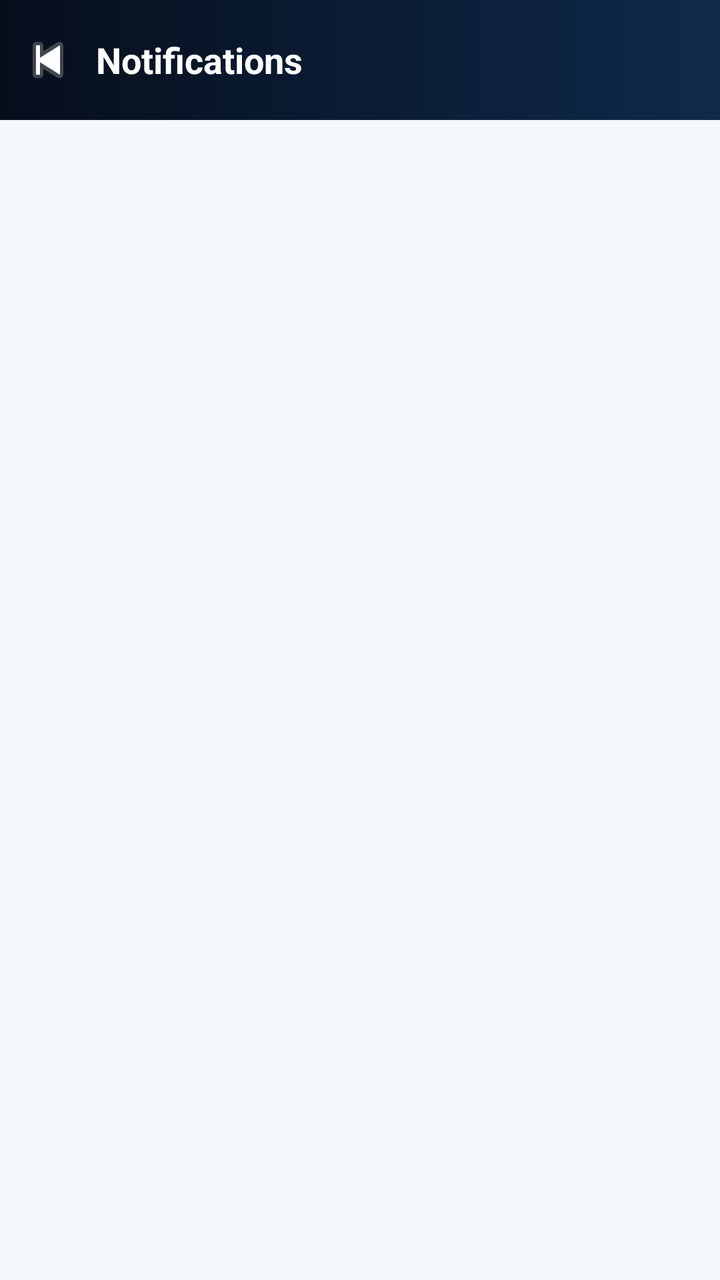
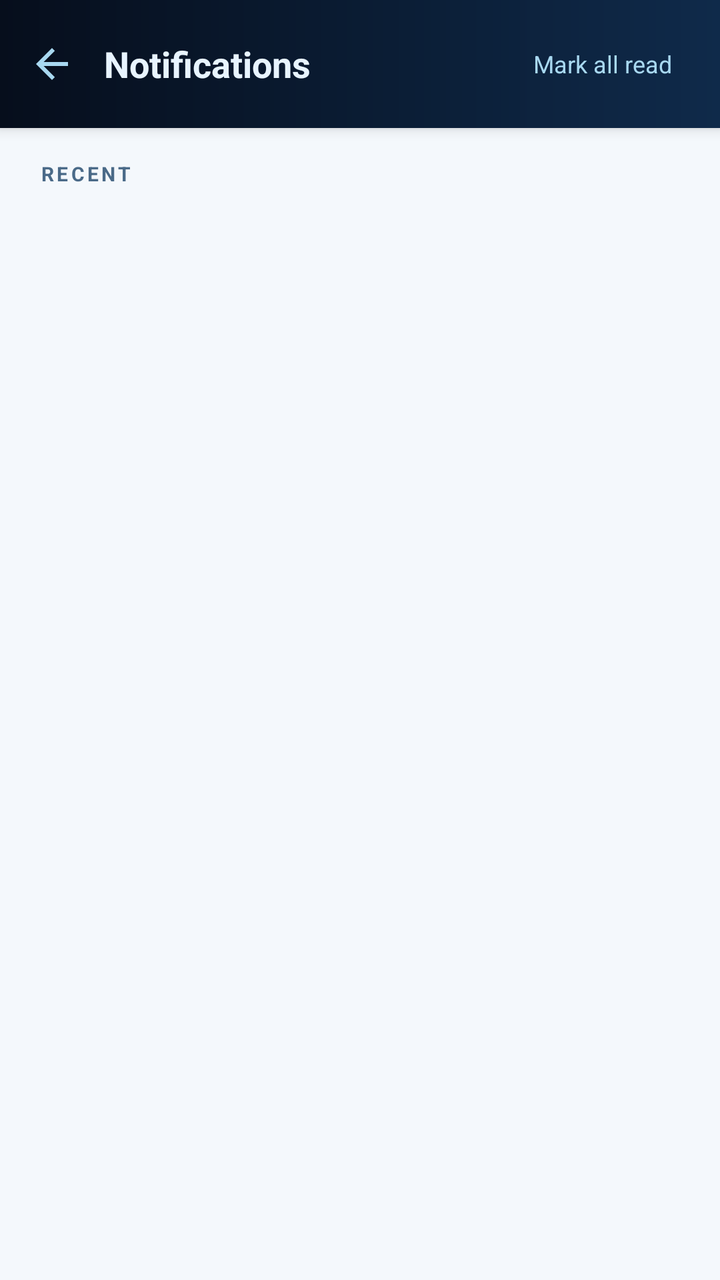

Two renders of the same Android screen: before a commit and after it. Below are the layout's source before the change and the commit's diff.
<!-- AndroidManifest.xml: application theme Theme.NetOps -->
<!-- res/layout/activity_notifications.xml -->
<?xml version="1.0" encoding="utf-8"?>
<LinearLayout
    xmlns:android="http://schemas.android.com/apk/res/android"
    android:orientation="vertical"
    android:background="@color/background"
    android:layout_width="match_parent"
    android:layout_height="match_parent">

    <LinearLayout
        android:layout_width="match_parent"
        android:layout_height="60dp"
        android:background="@drawable/topbar_bg"
        android:gravity="center_vertical">

        <ImageButton
            android:id="@+id/btnBack"
            android:background="?attr/selectableItemBackgroundBorderless"
            android:src="@android:drawable/ic_media_previous"
            android:layout_width="48dp"
            android:layout_height="48dp"/>

        <TextView
            android:text="Notifications"
            android:textColor="#FFFFFF"
            android:textStyle="bold"
            android:textSize="18sp"
            android:layout_width="wrap_content"
            android:layout_height="wrap_content"/>
    </LinearLayout>

    <androidx.recyclerview.widget.RecyclerView
        android:id="@+id/rvNotifications"
        android:layout_width="match_parent"
        android:layout_height="match_parent"/>

</LinearLayout>
<!-- resources referenced by this layout -->
<resources>
  <color name="background">#F4F8FC</color>
  <!-- drawable topbar_bg (drawable) -->
  <?xml version="1.0" encoding="utf-8"?>
  <shape xmlns:android="http://schemas.android.com/apk/res/android"
      android:shape="rectangle">
      <gradient
          android:startColor="#060E1C"
          android:endColor="#0F2A4A"
          android:angle="0"
          android:type="linear"/>
  </shape>
  <style name="Theme.NetOps" parent="Theme.MaterialComponents.Light.NoActionBar">
          <item name="colorPrimary">@color/primary</item>
          <item name="colorPrimaryDark">@color/navy_deep</item>
          <item name="colorAccent">@color/accent</item>
          <item name="android:windowBackground">@color/background</item>
          <item name="android:statusBarColor">@color/navy_deep</item>
          <item name="android:navigationBarColor">@color/navy_deep</item>
      </style>
  <color name="primary">#005FA3</color>
  <color name="navy_deep">#060E1C</color>
  <color name="accent">#00AED4</color>
</resources>

<!-- the commit's change to res/layout/activity_notifications.xml (unified diff, before → after) -->
@@ -1,36 +1,88 @@
 <?xml version="1.0" encoding="utf-8"?>
-<LinearLayout
-    xmlns:android="http://schemas.android.com/apk/res/android"
+<LinearLayout xmlns:android="http://schemas.android.com/apk/res/android"
+    android:layout_width="match_parent"
+    android:layout_height="match_parent"
     android:orientation="vertical"
-    android:background="@color/background"
-    android:layout_width="match_parent"
-    android:layout_height="match_parent">
+    android:fitsSystemWindows="true"
+    android:background="@color/background">
 
+    
     <LinearLayout
         android:layout_width="match_parent"
-        android:layout_height="60dp"
+        android:layout_height="64dp"
+        android:orientation="horizontal"
+        android:gravity="center_vertical"
+        android:paddingStart="4dp"
+        android:paddingEnd="16dp"
         android:background="@drawable/topbar_bg"
-        android:gravity="center_vertical">
+        android:elevation="4dp">
 
         <ImageButton
             android:id="@+id/btnBack"
+            android:layout_width="44dp"
+            android:layout_height="44dp"
             android:background="?attr/selectableItemBackgroundBorderless"
-            android:src="@android:drawable/ic_media_previous"
-            android:layout_width="48dp"
-            android:layout_height="48dp"/>
+            android:src="@drawable/ic_back"
+            android:tint="@color/icon_on_dark"
+            android:contentDescription="Back" />
 
         <TextView
+            android:layout_width="0dp"
+            android:layout_height="wrap_content"
+            android:layout_weight="1"
+            android:layout_marginStart="4dp"
             android:text="Notifications"
-            android:textColor="#FFFFFF"
-            android:textStyle="bold"
+            android:textColor="@color/text_on_dark"
             android:textSize="18sp"
+            android:textStyle="bold" />
+
+        
+        <TextView
+            android:id="@+id/btnMarkAll"
             android:layout_width="wrap_content"
-            android:layout_height="wrap_content"/>
+            android:layout_height="wrap_content"
+            android:text="Mark all read"
+            android:textSize="12sp"
+            android:textColor="@color/icon_on_dark"
+            android:background="?attr/selectableItemBackgroundBorderless"
+            android:padding="8dp"
+            android:clickable="true"
+            android:focusable="true" />
     </LinearLayout>
+
+    
+    <TextView
+        android:text="RECENT"
+        android:textSize="10sp"
+        android:textStyle="bold"
+        android:textColor="@color/text_secondary"
+        android:letterSpacing="0.14"
+        android:paddingStart="20dp"
+        android:paddingTop="16dp"
+        android:paddingBottom="6dp"
+        android:layout_width="match_parent"
+        android:layout_height="wrap_content" />
+
+    
+    <TextView
+        android:id="@+id/tvEmpty"
+        android:layout_width="match_parent"
+        android:layout_height="wrap_content"
+        android:text="No notifications yet"
+        android:textSize="14sp"
+        android:textColor="@color/text_hint"
+        android:gravity="center"
+        android:paddingTop="48dp"
+        android:visibility="gone" />
 
     <androidx.recyclerview.widget.RecyclerView
         android:id="@+id/rvNotifications"
         android:layout_width="match_parent"
-        android:layout_height="match_parent"/>
+        android:layout_height="match_parent"
+        android:paddingStart="14dp"
+        android:paddingEnd="14dp"
+        android:paddingTop="4dp"
+        android:paddingBottom="16dp"
+        android:clipToPadding="false" />
 
 </LinearLayout>
<!-- resource entries referenced after the edit -->
@@ -1,6 +1,21 @@
 <!-- resources referenced by this layout -->
 <resources>
   <color name="background">#F4F8FC</color>
+  <color name="icon_on_dark">#A8D8F0</color>
+  <color name="text_hint">#7A96B0</color>
+  <color name="text_on_dark">#E8F4FF</color>
+  <color name="text_secondary">#4A6A88</color>
+  <!-- drawable ic_back (drawable) -->
+  <?xml version="1.0" encoding="utf-8"?>
+  <vector xmlns:android="http://schemas.android.com/apk/res/android"
+      android:width="24dp"
+      android:height="24dp"
+      android:viewportWidth="24"
+      android:viewportHeight="24">
+      <path
+          android:fillColor="#0B1A30"
+          android:pathData="M20,11H7.83l5.59,-5.59L12,4l-8,8 8,8 1.41,-1.41L7.83,13H20v-2z"/>
+  </vector>
   <!-- drawable topbar_bg (drawable) -->
   <?xml version="1.0" encoding="utf-8"?>
   <shape xmlns:android="http://schemas.android.com/apk/res/android"
